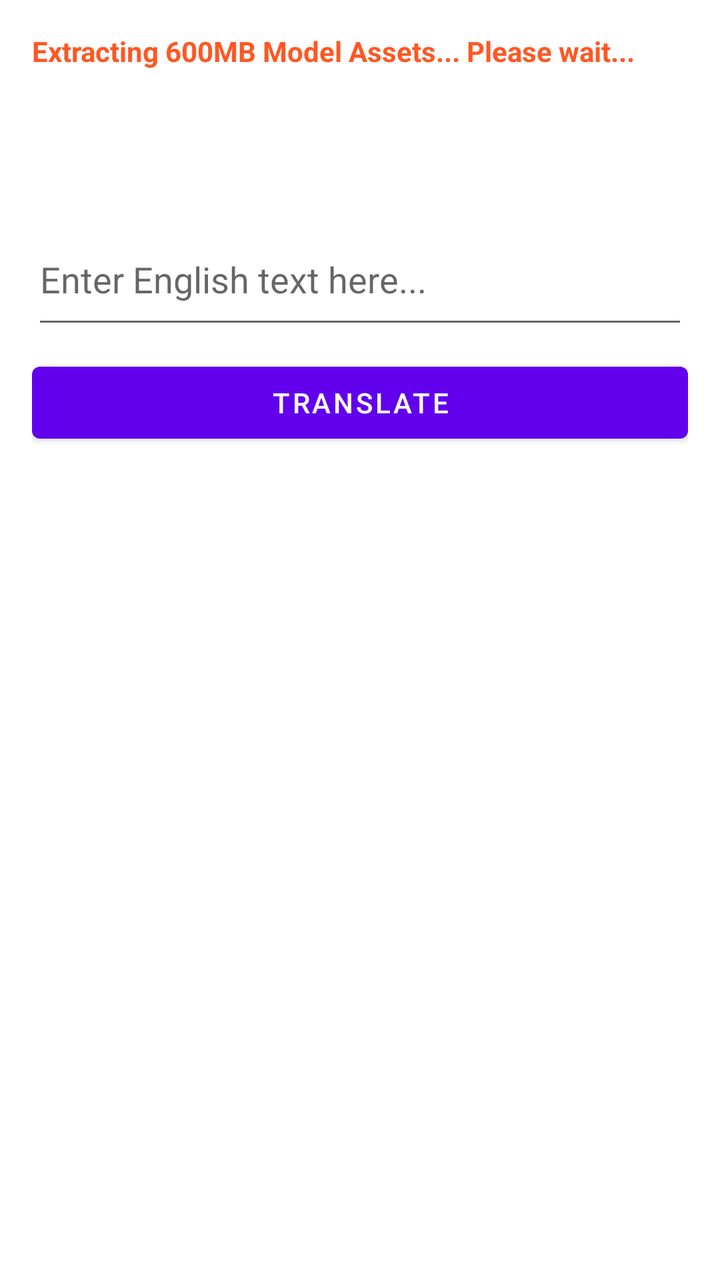
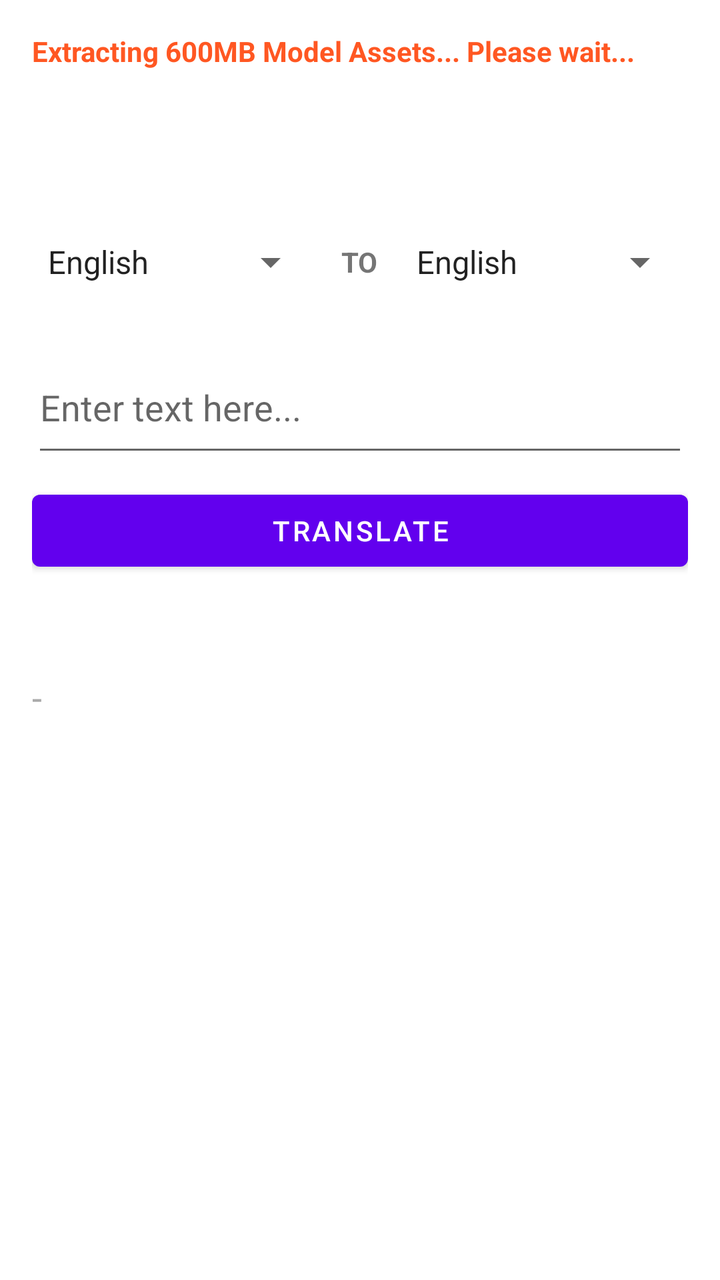

The first picture is an Android layout as it rendered before a commit; the second is the same layout after the commit. The layout source and the unified diff follow.
<!-- AndroidManifest.xml: application theme Theme.MyApplication -->
<!-- res/layout/activity_main.xml -->
<?xml version="1.0" encoding="utf-8"?>
<LinearLayout xmlns:android="http://schemas.android.com/apk/res/android"
    android:layout_width="match_parent"
    android:layout_height="match_parent"
    android:padding="16dp"
    android:orientation="vertical">

    <TextView
        android:id="@+id/statusText"
        android:layout_width="wrap_content"
        android:layout_height="wrap_content"
        android:text="Extracting 600MB Model Assets... Please wait..."
        android:textSize="14sp"
        android:textStyle="bold"
        android:textColor="#FF5722"/>

    <ProgressBar
        android:id="@+id/progressBar"
        android:layout_width="wrap_content"
        android:layout_height="wrap_content"
        android:layout_gravity="center"
        android:layout_marginTop="8dp" />

    <EditText
        android:id="@+id/inputText"
        android:layout_width="match_parent"
        android:layout_height="wrap_content"
        android:layout_marginTop="16dp"
        android:hint="Enter English text here..."
        android:inputType="textMultiLine"
        android:minLines="2" />

    <Button
        android:id="@+id/translateButton"
        android:layout_width="match_parent"
        android:layout_height="wrap_content"
        android:layout_marginTop="8dp"
        android:text="Translate" />

    <TextView
        android:layout_width="wrap_content"
        android:layout_height="wrap_content"
        android:layout_marginTop="24dp"
        android:text="Hindi Translation:"
        android:textColor="#FFFFFF"
        android:textStyle="bold" />

    <TextView
        android:id="@+id/hindiResult"
        android:layout_width="match_parent"
        android:layout_height="wrap_content"
        android:layout_marginTop="4dp"
        android:text="-"
        android:textSize="18sp"
        android:textColor="#FFFFFF" />

    <TextView
        android:layout_width="wrap_content"
        android:layout_height="wrap_content"
        android:layout_marginTop="16dp"
        android:text="Santali (Ol Chiki) Translation:"
        android:textColor="#FFFFFF"
        android:textStyle="bold" />

    <TextView
        android:id="@+id/santaliResult"
        android:layout_width="match_parent"
        android:layout_height="wrap_content"
        android:layout_marginTop="4dp"
        android:text="-"
        android:textSize="18sp"
        android:textColor="#FFFFFF" />

</LinearLayout>
<!-- resources referenced by this layout -->
<resources>
  <style name="Theme.MyApplication" parent="Theme.MaterialComponents.DayNight.DarkActionBar">
          
          <item name="colorPrimary">@color/purple_500</item>
          <item name="colorPrimaryVariant">@color/purple_700</item>
          <item name="colorOnPrimary">@color/white</item>
          
          <item name="colorSecondary">@color/teal_200</item>
          <item name="colorSecondaryVariant">@color/teal_700</item>
          <item name="colorOnSecondary">@color/black</item>
          
          <item name="android:statusBarColor">?attr/colorPrimaryVariant</item>
          
      </style>
  <color name="purple_500">#FF6200EE</color>
  <color name="purple_700">#FF3700B3</color>
  <color name="white">#FFFFFFFF</color>
  <color name="teal_200">#FF03DAC5</color>
  <color name="teal_700">#FF018786</color>
  <color name="black">#FF000000</color>
</resources>

<!-- the commit's change to res/layout/activity_main.xml (unified diff, before → after) -->
@@ -1,74 +1,111 @@
 <?xml version="1.0" encoding="utf-8"?>
-<LinearLayout xmlns:android="http://schemas.android.com/apk/res/android"
-    android:layout_width="match_parent"
-    android:layout_height="match_parent"
-    android:padding="16dp"
-    android:orientation="vertical">
+    <LinearLayout xmlns:android="http://schemas.android.com/apk/res/android"
+        android:layout_width="match_parent"
+        android:layout_height="match_parent"
+        android:padding="16dp"
+        android:orientation="vertical">
 
-    <TextView
-        android:id="@+id/statusText"
-        android:layout_width="wrap_content"
-        android:layout_height="wrap_content"
-        android:text="Extracting 600MB Model Assets... Please wait..."
-        android:textSize="14sp"
-        android:textStyle="bold"
-        android:textColor="#FF5722"/>
+        <TextView
+            android:id="@+id/statusText"
+            android:layout_width="wrap_content"
+            android:layout_height="wrap_content"
+            android:text="Extracting 600MB Model Assets... Please wait..."
+            android:textSize="14sp"
+            android:textStyle="bold"
+            android:textColor="#FF5722"/>
 
-    <ProgressBar
-        android:id="@+id/progressBar"
-        android:layout_width="wrap_content"
-        android:layout_height="wrap_content"
-        android:layout_gravity="center"
-        android:layout_marginTop="8dp" />
+        <ProgressBar
+            android:id="@+id/progressBar"
+            android:layout_width="wrap_content"
+            android:layout_height="wrap_content"
+            android:layout_gravity="center"
+            android:layout_marginTop="8dp" />
 
-    <EditText
-        android:id="@+id/inputText"
-        android:layout_width="match_parent"
-        android:layout_height="wrap_content"
-        android:layout_marginTop="16dp"
-        android:hint="Enter English text here..."
-        android:inputType="textMultiLine"
-        android:minLines="2" />
+        
+        
+        
+        <LinearLayout
+            android:layout_width="match_parent"
+            android:layout_height="wrap_content"
+            android:orientation="horizontal"
+            android:layout_marginTop="16dp"
+            android:gravity="center_vertical">
 
-    <Button
-        android:id="@+id/translateButton"
-        android:layout_width="match_parent"
-        android:layout_height="wrap_content"
-        android:layout_marginTop="8dp"
-        android:text="Translate" />
+            <Spinner
+                android:id="@+id/sourceLangSpinner"
+                android:layout_width="0dp"
+                android:layout_height="48dp"
+                android:layout_weight="1"
+                android:entries="@array/language_options" />
 
-    <TextView
-        android:layout_width="wrap_content"
-        android:layout_height="wrap_content"
-        android:layout_marginTop="24dp"
-        android:text="Hindi Translation:"
-        android:textColor="#FFFFFF"
-        android:textStyle="bold" />
+            <TextView
+                android:layout_width="wrap_content"
+                android:layout_height="wrap_content"
+                android:text=" TO "
+                android:textStyle="bold"
+                android:paddingHorizontal="8dp"/>
 
-    <TextView
-        android:id="@+id/hindiResult"
-        android:layout_width="match_parent"
-        android:layout_height="wrap_content"
-        android:layout_marginTop="4dp"
-        android:text="-"
-        android:textSize="18sp"
-        android:textColor="#FFFFFF" />
+            <Spinner
+                android:id="@+id/targetLangSpinner"
+                android:layout_width="0dp"
+                android:layout_height="48dp"
+                android:layout_weight="1"
+                android:entries="@array/language_options" />
+        </LinearLayout>
+        
 
-    <TextView
-        android:layout_width="wrap_content"
-        android:layout_height="wrap_content"
-        android:layout_marginTop="16dp"
-        android:text="Santali (Ol Chiki) Translation:"
-        android:textColor="#FFFFFF"
-        android:textStyle="bold" />
+        
+        <EditText
+            android:id="@+id/inputText"
+            android:layout_width="match_parent"
+            android:layout_height="wrap_content"
+            android:layout_marginTop="16dp"
+            android:hint="Enter text here..."
+            android:inputType="textMultiLine"
+            android:minLines="2"
+            android:maxLength="150" />
 
-    <TextView
-        android:id="@+id/santaliResult"
-        android:layout_width="match_parent"
-        android:layout_height="wrap_content"
-        android:layout_marginTop="4dp"
-        android:text="-"
-        android:textSize="18sp"
-        android:textColor="#FFFFFF" />
+        <Button
+            android:id="@+id/translateButton"
+            android:layout_width="match_parent"
+            android:layout_height="wrap_content"
+            android:layout_marginTop="8dp"
+            android:text="Translate" />
 
-</LinearLayout>
+        
+        <TextView
+            android:layout_width="wrap_content"
+            android:layout_height="wrap_content"
+            android:layout_marginTop="24dp"
+            android:text="Intermediate Output:"
+            android:textColor="#FFFFFF"
+            android:textStyle="bold" />
+
+        <TextView
+            android:id="@+id/hindiResult"
+            android:layout_width="match_parent"
+            android:layout_height="wrap_content"
+            android:layout_marginTop="4dp"
+            android:text="-"
+            android:textSize="18sp"
+            android:textColor="#AAAAAA" />
+
+        
+        <TextView
+            android:layout_width="wrap_content"
+            android:layout_height="wrap_content"
+            android:layout_marginTop="16dp"
+            android:text="Final Translation:"
+            android:textColor="#FFFFFF"
+            android:textStyle="bold" />
+
+        <TextView
+            android:id="@+id/santaliResult"
+            android:layout_width="match_parent"
+            android:layout_height="wrap_content"
+            android:layout_marginTop="4dp"
+            android:text="-"
+            android:textSize="18sp"
+            android:textColor="#FFFFFF" />
+
+    </LinearLayout>
<!-- resource entries referenced after the edit -->
@@ -1,5 +1,10 @@
 <!-- resources referenced by this layout -->
 <resources>
+  <string-array name="language_options">
+          <item>English</item>
+          <item>Hindi</item>
+          <item>Santali</item>
+      </string-array>
   <style name="Theme.MyApplication" parent="Theme.MaterialComponents.DayNight.DarkActionBar">
           
           <item name="colorPrimary">@color/purple_500</item>
